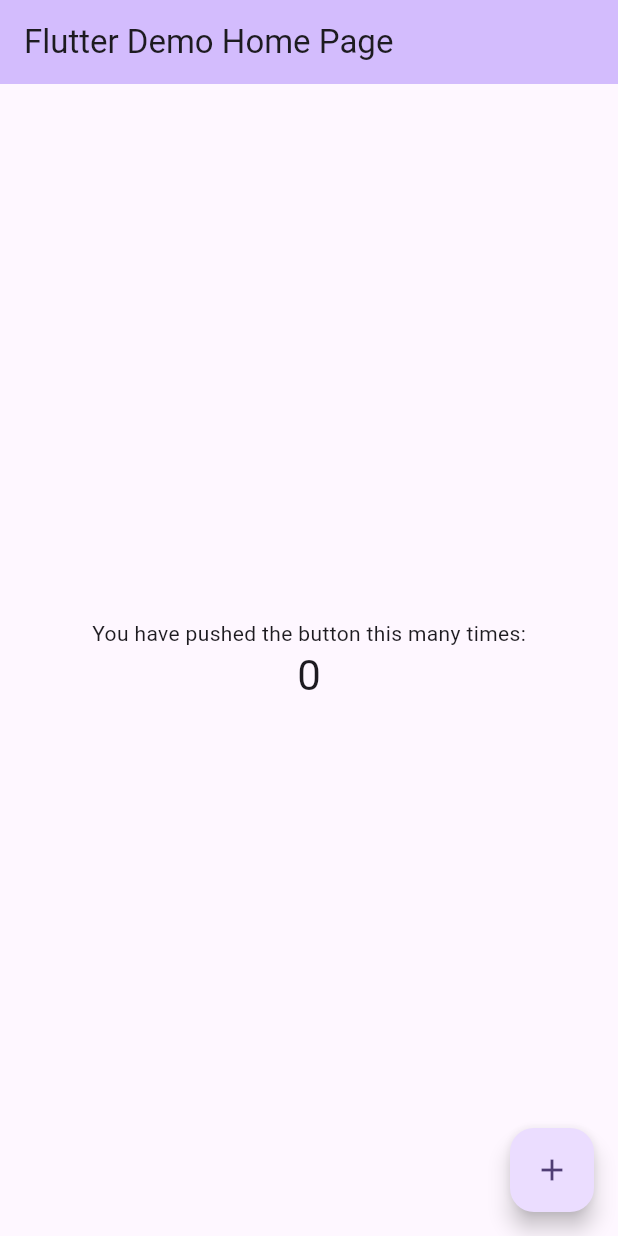
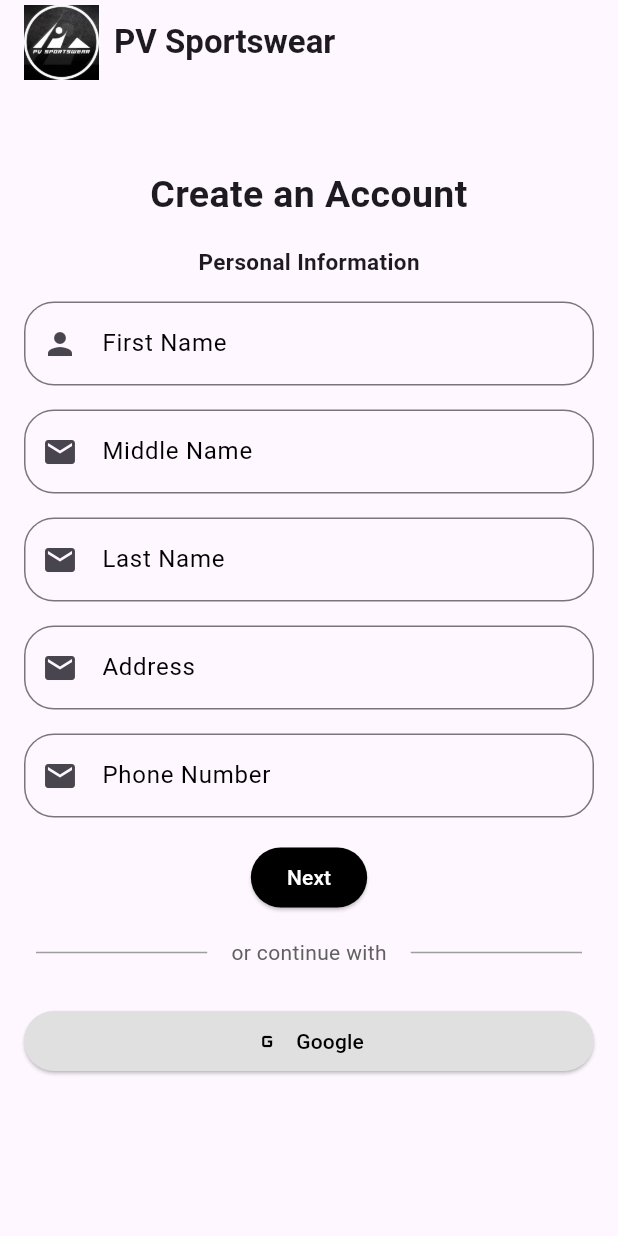
Before and after one commit to Franze18/PVS_Front_End, a Flutter app: the screen it shows after launch, on a phone screen of 412 x 824 dp. Run offline on Flutter 3.47's test engine with Material 3 defaults, Android fonts, the phone set to English and light mode, and no system bars.

Commit message:
signup/login

```diff
--- a/lib/main.dart
+++ b/lib/main.dart
@@ -1,125 +1,18 @@
 import 'package:flutter/material.dart';
+import 'package:pvsfronend/pages/Login.dart';
+import 'package:pvsfronend/pages/Signup.dart';
+import 'package:pvsfronend/pages/Admindashboard.dart';
+import 'package:pvsfronend/pages/Signtwo.dart';
 
-void main() {
-  runApp(const MyApp());
-}
+void main() => runApp(MaterialApp(
+  initialRoute:'/signup',
+  routes:{
+    '/signup':(context)=>Signup(),
+    '/login' : (context) =>Login(),
+    '/dashboard' : (context) =>Admindashboard(),
+    '/signtwo' : (context) => Signtwo(),
 
-class MyApp extends StatelessWidget {
-  const MyApp({super.key});
 
-  // This widget is the root of your application.
-  @override
-  Widget build(BuildContext context) {
-    return MaterialApp(
-      title: 'Flutter DemoO',
-      theme: ThemeData(
-        // This is the theme of your application.
-        //
-        // TRY THIS: Try running your application with "flutter run". You'll see
-        // the application has a purple toolbar. Then, without quitting the app,
-        // try changing the seedColor in the colorScheme below to Colors.green
-        // and then invoke "hot reload" (save your changes or press the "hot
-        // reload" button in a Flutter-supported IDE, or press "r" if you used
-        // the command line to start the app).
-        //
-        // Notice that the counter didn't reset back to zero; the application
-        // state is not lost during the reload. To reset the state, use hot
-        // restart instead.
-        //
-        // This works for code too, not just values: Most code changes can be
-        // tested with just a hot reload.
-        colorScheme: ColorScheme.fromSeed(seedColor: Colors.deepPurple),
-        useMaterial3: true,
-      ),
-      home: const MyHomePage(title: 'Flutter Demo Home Page'),
-    );
-  }
-}
 
-class MyHomePage extends StatefulWidget {
-  const MyHomePage({super.key, required this.title});
-
-  // This widget is the home page of your application. It is stateful, meaning
-  // that it has a State object (defined below) that contains fields that affect
-  // how it looks.
-
-  // This class is the configuration for the state. It holds the values (in this
-  // case the title) provided by the parent (in this case the App widget) and
-  // used by the build method of the State. Fields in a Widget subclass are
-  // always marked "final".
-
-  final String title;
-
-  @override
-  State<MyHomePage> createState() => _MyHomePageState();
-}
-
-class _MyHomePageState extends State<MyHomePage> {
-  int _counter = 0;
-
-  void _incrementCounter() {
-    setState(() {
-      // This call to setState tells the Flutter framework that something has
-      // changed in this State, which causes it to rerun the build method below
-      // so that the display can reflect the updated values. If we changed
-      // _counter without calling setState(), then the build method would not be
-      // called again, and so nothing would appear to happen.
-      _counter++;
-    });
-  }
-
-  @override
-  Widget build(BuildContext context) {
-    // This method is rerun every time setState is called, for instance as done
-    // by the _incrementCounter method above.
-    //
-    // The Flutter framework has been optimized to make rerunning build methods
-    // fast, so that you can just rebuild anything that needs updating rather
-    // than having to individually change instances of widgets.
-    return Scaffold(
-      appBar: AppBar(
-        // TRY THIS: Try changing the color here to a specific color (to
-        // Colors.amber, perhaps?) and trigger a hot reload to see the AppBar
-        // change color while the other colors stay the same.
-        backgroundColor: Theme.of(context).colorScheme.inversePrimary,
-        // Here we take the value from the MyHomePage object that was created by
-        // the App.build method, and use it to set our appbar title.
-        title: Text(widget.title),
-      ),
-      body: Center(
-        // Center is a layout widget. It takes a single child and positions it
-        // in the middle of the parent.
-        child: Column(
-          // Column is also a layout widget. It takes a list of children and
-          // arranges them vertically. By default, it sizes itself to fit its
-          // children horizontally, and tries to be as tall as its parent.
-          //
-          // Column has various properties to control how it sizes itself and
-          // how it positions its children. Here we use mainAxisAlignment to
-          // center the children vertically; the main axis here is the vertical
-          // axis because Columns are vertical (the cross axis would be
-          // horizontal).
-          //
-          // TRY THIS: Invoke "debug painting" (choose the "Toggle Debug Paint"
-          // action in the IDE, or press "p" in the console), to see the
-          // wireframe for each widget.
-          mainAxisAlignment: MainAxisAlignment.center,
-          children: <Widget>[
-            const Text(
-              'You have pushed the button this many times:',
-            ),
-            Text(
-              '$_counter',
-              style: Theme.of(context).textTheme.headlineMedium,
-            ),
-          ],
-        ),
-      ),
-      floatingActionButton: FloatingActionButton(
-        onPressed: _incrementCounter,
-        tooltip: 'Increment',
-        child: const Icon(Icons.add),
-      ), // This trailing comma makes auto-formatting nicer for build methods.
-    );
-  }
-}
+  },
+));
--- /dev/null
+++ b/lib/pages/Signup.dart
@@ -0,0 +1,239 @@
+import 'package:flutter/material.dart';
+
+import '../Service/User.dart';
+
+class Signup extends StatefulWidget {
+  const Signup({super.key});
+
+  @override
+  State<Signup> createState() => _SignupState();
+}
+
+class _SignupState extends State<Signup> {
+  final formKey = GlobalKey <FormState>();
+  String firstname = '';
+  String middlename = '';
+  String lastname ='';
+  String address ='';
+  String phonenumber ='';
+
+
+  @override
+  Widget build(BuildContext context) {
+    return Scaffold(
+      appBar: AppBar(
+        title: Row(
+          children: [
+            Image.asset(
+              'assets/pvlogo.jpg',
+              height: 50.0,
+              width: 50.0,
+            ),
+            SizedBox(width: 10.0),
+            Text('PV Sportswear',
+                style: TextStyle(fontWeight: FontWeight.bold,)),
+          ],
+        ),
+      ),
+      body:Padding(
+        padding: const EdgeInsets.all(16.0),
+        child: Column(
+
+            children: [
+              SizedBox(height: 40.0),
+              Text(
+                'Create an Account',
+                style: TextStyle(fontSize: 25.0, fontWeight: FontWeight.bold),
+                textAlign: TextAlign.center,
+              ),
+              SizedBox(height: 16.0),
+              Text(
+                'Personal Information',
+                style: TextStyle(fontSize: 15.0,
+                fontWeight: FontWeight.bold),
+                textAlign: TextAlign.start,
+              ),
+              SizedBox(height: 16.0),
+              TextFormField(
+                style: TextStyle(color: Colors.black),
+                decoration: InputDecoration(
+                    label: Text(
+                      'First Name',
+                      style:TextStyle(color: Colors.black),
+                    ),
+                    prefixIcon: Icon(Icons.person),
+                    border: OutlineInputBorder(
+                        borderRadius: BorderRadius.circular(20.0)
+                    )
+                ),
+                validator: (value){
+                  if(value == null|| value.isEmpty){
+                    return 'Provide your Firstname';
+                  }
+                  return null;
+                },
+                onSaved: (value){
+                  firstname = value!;
+                },
+              ),
+              SizedBox(height: 16.0),
+              TextFormField(
+                style: TextStyle(color: Colors.black),
+                keyboardType: TextInputType.emailAddress,
+                decoration: InputDecoration(
+                  label: Text(
+                    'Middle Name',
+                    style:TextStyle(color: Colors.black),
+                  ),
+                  prefixIcon: Icon(Icons.email),
+                  border: OutlineInputBorder(
+                      borderRadius: BorderRadius.circular(20.0)
+                  ),
+                ),
+                validator: (value){
+                  if(value == null|| value.isEmpty){
+                    return 'Provide your Lastname';
+                  }
+                  return null;
+                },
+                onSaved: (value){
+                  middlename = value!;
+                },
+              ),
+              SizedBox(height: 16.0),
+              TextFormField(
+                style: TextStyle(color: Colors.black),
+                keyboardType: TextInputType.emailAddress,
+                decoration: InputDecoration(
+                  label: Text(
+                    'Last Name',
+                    style:TextStyle(color: Colors.black),
+                  ),
+                  prefixIcon: Icon(Icons.email),
+                  border: OutlineInputBorder(
+                      borderRadius: BorderRadius.circular(20.0)
+                  ),
+                ),
+                validator: (value){
+                  if(value == null|| value.isEmpty){
+                    return 'Provide your Lastname';
+                  }
+                  return null;
+                },
+                onSaved: (value){
+                  lastname = value!;
+                },
+              ),
+              SizedBox(height: 16.0),
+              TextFormField(
+                style: TextStyle(color: Colors.black),
+                keyboardType: TextInputType.emailAddress,
+                decoration: InputDecoration(
+                  label: Text(
+                    'Address',
+                    style:TextStyle(color: Colors.black),
+                  ),
+                  prefixIcon: Icon(Icons.email),
+                  border: OutlineInputBorder(
+                      borderRadius: BorderRadius.circular(20.0)
+                  ),
+                ),
+                validator: (value){
+                  if (value == null || value.isEmpty){
+                    return 'Provide an Address';
+                  }
+                  return null;
+                },
+                onSaved: (value){
+                  address = value!;
+                },
+              ),
+              SizedBox(height: 16.0),
+              TextFormField(
+                style: TextStyle(color: Colors.black),
+                keyboardType: TextInputType.emailAddress,
+                decoration: InputDecoration(
+                  label: Text(
+                    'Phone Number',
+                    style:TextStyle(color: Colors.black),
+                  ),
+                  prefixIcon: Icon(Icons.email),
+                  border: OutlineInputBorder(
+                      borderRadius: BorderRadius.circular(20.0)
+                  ),
+                ),
+                validator: (value){
+                  if(value == null|| value.isEmpty){
+                    return 'Provide your Firstname';
+                  }
+                  if(value.length <10){
+                    return '11 characters long';
+                  }
+                  return null;
+                },
+                onSaved: (value){
+                  phonenumber = value!;
+                },
+              ),
+              SizedBox(height: 16.0),
+              ElevatedButton(
+                onPressed: () {Navigator.pushReplacementNamed(context, '/signtwo');},
+                child: Text('Next', style: TextStyle(color: Colors.white), ),
+                style: ElevatedButton.styleFrom(
+                  backgroundColor: Colors.black,
+                ),
+              ),
+              SizedBox(height: 16.0),
+        Row(
+          mainAxisAlignment: MainAxisAlignment.center,
+          children: [
+            Expanded(
+              child: Divider(
+                color: Colors.grey,
+                height: 20,
+                thickness: 1,
+                indent: 8,
+                endIndent: 8,
+              ),
+            ),
+            Padding(
+              padding: const EdgeInsets.symmetric(horizontal: 8.0),
+              child: Text(
+                "or continue with",
+                textAlign: TextAlign.center,
+                style: TextStyle(color: Colors.grey[700]),
+              ),
+            ),
+            Expanded(
+              child: Divider(
+                color: Colors.grey,
+                height: 20,
+                thickness: 1,
+                indent: 8,
+                endIndent: 8,
+              ),
+            ),
+          ],
+        ),
+        SizedBox(height: 25.0,),
+              ElevatedButton(
+                onPressed: (){},
+                child: Row(
+                  mainAxisAlignment: MainAxisAlignment.center ,
+                  children: [
+                    Icon(Icons.g_mobiledata),
+                    SizedBox(width: 10.0,),
+                    Text('Google',),
+                  ],
+                ),
+                style: ElevatedButton.styleFrom(
+                    backgroundColor: Colors.grey[300],
+                    foregroundColor: Colors.black
+                ),
+              ),
+            ]
+        ),
+      ),
+    );
+  }
+}
--- a/pubspec.yaml
+++ b/pubspec.yaml
@@ -59,7 +59,8 @@ flutter:
   uses-material-design: true
 
   # To add assets to your application, add an assets section, like this:
-  # assets:
+  assets:
+  - assets/
   #   - images/a_dot_burr.jpeg
   #   - images/a_dot_ham.jpeg
 
```
Also changed, not shown: lib/Service/User.dart (added, +28 -0 lines), lib/pages/Admindashboard.dart (added, +15 -0 lines), lib/pages/Login.dart (added, +150 -0 lines), lib/pages/Signtwo.dart (added, +133 -0 lines), assets/pvlogo.jpg (added).
